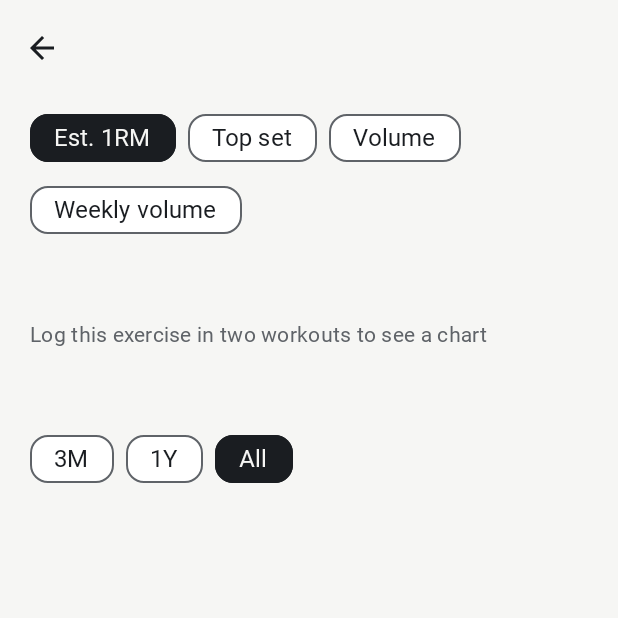
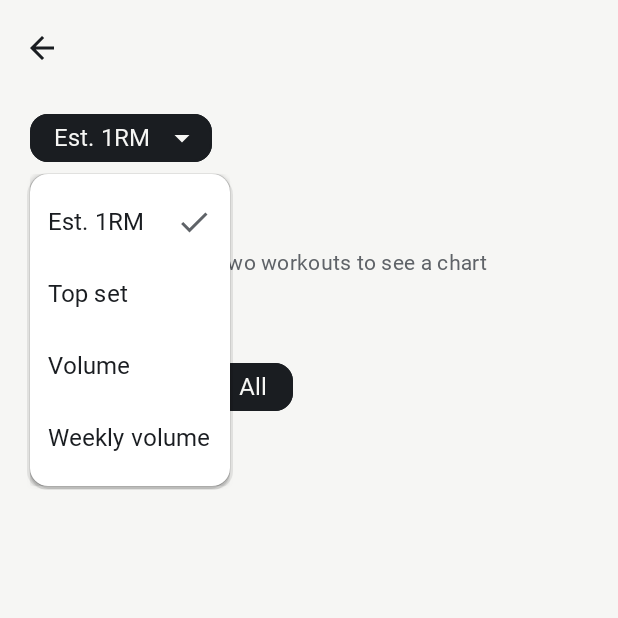
Before and after one commit to kanylbullen/tung, an Android app built with Jetpack Compose: the composable ExerciseProgressScreen called with empty values, after a tap on "Est. 1RM", on a phone screen of 412 x 824 dp, the top half of it. Run offline under Robolectric (Android 15) with nearby library versions, the phone set to English and light mode, and no system bars; our stand-ins replace Room's generated code; network calls fail; Roboto replaces fonts that are not available here; 1 other tap on this screen came first.

Commit message:
feat(progress): a chart's choices on one line, a menu when they do not fit
ChoiceChips no longer wraps. It measures its chips (a SubcomposeLayout
probe, never placed, without semantics) and, when they are wider than
the line, shows one chip naming the choice with an arrow ("Show all
choices") that opens a menu of every option, the chosen one ticked. On
a phone the exercise screen's four metrics become the menu; the tab's
and the sheet's three metrics and every range row stay chips.

Co-Authored-By: Claude Opus 5.5 <noreply@anthropic.com>
Claude-Session: https://claude.ai/code/session_01N1SZC2tNSW8kFuqcxHqhjZ

```diff
--- a/app/src/main/kotlin/io/github/kanylbullen/tung/ui/progress/ProgressComponents.kt
+++ b/app/src/main/kotlin/io/github/kanylbullen/tung/ui/progress/ProgressComponents.kt
@@ -1,20 +1,35 @@
 package io.github.kanylbullen.tung.ui.progress
 
 import androidx.compose.foundation.layout.Arrangement
-import androidx.compose.foundation.layout.ExperimentalLayoutApi
-import androidx.compose.foundation.layout.FlowRow
+import androidx.compose.foundation.layout.Box
 import androidx.compose.foundation.layout.Row
 import androidx.compose.foundation.layout.fillMaxWidth
 import androidx.compose.foundation.layout.padding
 import androidx.compose.foundation.layout.width
+import androidx.compose.material.icons.Icons
+import androidx.compose.material.icons.filled.ArrowDropDown
+import androidx.compose.material.icons.filled.Check
+import androidx.compose.material3.AssistChip
+import androidx.compose.material3.AssistChipDefaults
+import androidx.compose.material3.DropdownMenu
+import androidx.compose.material3.DropdownMenuItem
 import androidx.compose.material3.FilterChip
 import androidx.compose.material3.FilterChipDefaults
+import androidx.compose.material3.Icon
 import androidx.compose.material3.MaterialTheme
 import androidx.compose.material3.Text
 import androidx.compose.runtime.Composable
+import androidx.compose.runtime.getValue
+import androidx.compose.runtime.mutableStateOf
+import androidx.compose.runtime.remember
+import androidx.compose.runtime.setValue
 import androidx.compose.ui.Modifier
+import androidx.compose.ui.layout.SubcomposeLayout
+import androidx.compose.ui.semantics.clearAndSetSemantics
 import androidx.compose.ui.semantics.heading
+import androidx.compose.ui.semantics.selected
 import androidx.compose.ui.semantics.semantics
+import androidx.compose.ui.unit.Constraints
 import androidx.compose.ui.unit.dp
 import io.github.kanylbullen.tung.R
 import io.github.kanylbullen.tung.core.LoggedSet
@@ -43,20 +58,46 @@ internal fun ProgressMuted(text: String, modifier: Modifier = Modifier) {
     )
 }
 
-/** A row of single-choice chips: the metric or the range of a chart. It wraps when the chips do not fit. */
-@OptIn(ExperimentalLayoutApi::class)
+private enum class ChoiceSlot { PROBE, CHIPS, MENU }
+
+/**
+ * Single-choice chips on one line: the metric or the range of a chart. When
+ * they do not fit the width (the exercise screen's four metrics on a phone,
+ * or longer words in another language), the line is one chip naming the
+ * choice, with an arrow, which opens a menu of all of them ([ChoiceMenu]).
+ * Whether they fit is measured on the chips themselves, so it holds for any
+ * width, font size and language.
+ */
 @Composable
 internal fun <T> ChoiceChips(options: List<T>, selected: T, label: @Composable (T) -> String, onSelect: (T) -> Unit) {
-    FlowRow(
-        Modifier.fillMaxWidth().padding(horizontal = 20.dp, vertical = 4.dp),
-        horizontalArrangement = Arrangement.spacedBy(8.dp),
-    ) {
-        options.forEach { option ->
-            val on = option == selected
+    SubcomposeLayout(Modifier.fillMaxWidth().padding(horizontal = 20.dp, vertical = 4.dp)) { constraints ->
+        // Measured, never placed, and without semantics, so neither a screen reader nor a test sees it.
+        val probe = subcompose(ChoiceSlot.PROBE) {
+            Row(Modifier.clearAndSetSemantics {}, horizontalArrangement = Arrangement.spacedBy(8.dp)) {
+                options.forEach { ChoiceChip(label(it), it == selected) {} }
+            }
+        }.single().measure(Constraints())
+        val fits = !constraints.hasBoundedWidth || probe.width <= constraints.maxWidth
+        val shown = subcompose(if (fits) ChoiceSlot.CHIPS else ChoiceSlot.MENU) {
+            if (fits) {
+                Row(horizontalArrangement = Arrangement.spacedBy(8.dp)) {
+                    options.forEach { option -> ChoiceChip(label(option), option == selected) { onSelect(option) } }
+                }
+            } else {
+                ChoiceMenu(options, selected, label, onSelect)
+            }
+        }.map { it.measure(constraints.copy(minWidth = 0, minHeight = 0)) }
+        val width = if (constraints.hasBoundedWidth) constraints.maxWidth else probe.width
+        layout(width, shown.maxOfOrNull { it.height } ?: 0) { shown.forEach { it.placeRelative(0, 0) } }
+    }
+}
+
+@Composable
+private fun ChoiceChip(text: String, on: Boolean, onClick: () -> Unit) {
     FilterChip(
         selected = on,
-                onClick = { onSelect(option) },
-                label = { Text(label(option)) },
+        onClick = onClick,
+        label = { Text(text) },
         shape = TungCorner,
         colors = FilterChipDefaults.filterChipColors(
             containerColor = Tung.colors.raised,
@@ -71,6 +112,48 @@ internal fun <T> ChoiceChips(options: List<T>, selected: T, label: @Composable (
             selectedBorderColor = Tung.colors.text,
         ),
     )
+}
+
+/**
+ * [ChoiceChips] when the chips do not fit: the choice as a selected chip
+ * with an arrow ("Show all choices"), and a menu of every option, the
+ * chosen one ticked.
+ */
+@Composable
+private fun <T> ChoiceMenu(options: List<T>, selected: T, label: @Composable (T) -> String, onSelect: (T) -> Unit) {
+    var open by remember { mutableStateOf(false) }
+    Box {
+        AssistChip(
+            onClick = { open = true },
+            label = { Text(label(selected)) },
+            trailingIcon = { Icon(Icons.Filled.ArrowDropDown, contentDescription = stringResource(R.string.progress_show_choices)) },
+            shape = TungCorner,
+            colors = AssistChipDefaults.assistChipColors(
+                containerColor = Tung.colors.text,
+                labelColor = Tung.colors.background,
+                trailingIconContentColor = Tung.colors.background,
+            ),
+            border = AssistChipDefaults.assistChipBorder(enabled = true, borderColor = Tung.colors.text),
+        )
+        DropdownMenu(
+            expanded = open,
+            onDismissRequest = { open = false },
+            containerColor = Tung.colors.raised,
+            shape = TungCorner,
+        ) {
+            options.forEach { option ->
+                val on = option == selected
+                DropdownMenuItem(
+                    text = { Text(label(option)) },
+                    onClick = { open = false; onSelect(option) },
+                    trailingIcon = if (on) {
+                        { Icon(Icons.Filled.Check, contentDescription = null) }
+                    } else {
+                        null
+                    },
+                    modifier = Modifier.semantics { this.selected = on },
+                )
+            }
         }
     }
 }
--- a/app/src/main/res/values/strings.xml
+++ b/app/src/main/res/values/strings.xml
@@ -746,6 +746,8 @@
     <!-- The span of the Progress tab's rows and the sheet in a workout: 3M (progress_range_3m) or 12M. -->
     <string name="progress_range_12m">12M</string>
     <string name="progress_range_12m_long">12 months</string>
+    <!-- The arrow on a chart's choice when its chips do not fit on one line and it opens a menu. -->
+    <string name="progress_show_choices">Show all choices</string>
     <!-- A chart or a row's sparkline for a screen reader: "Estimated 1RM, 3 months: from 92 to 101 kg". -->
     <string name="progress_chart_summary">%1$s, %2$s: from %3$s to %4$s kg</string>
     <string name="progress_chart_summary_empty">%1$s, %2$s: not enough sessions for a chart</string>
```
Also changed, not shown: 1 other file. Lines whose indentation alone changed are shown as unchanged.
